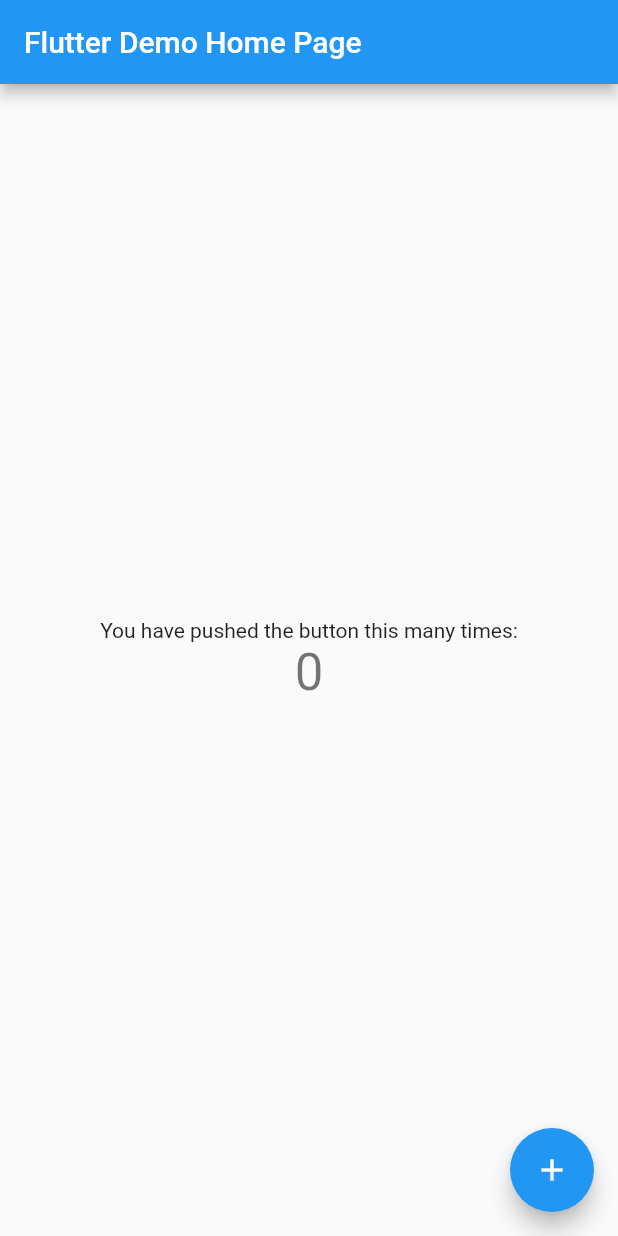
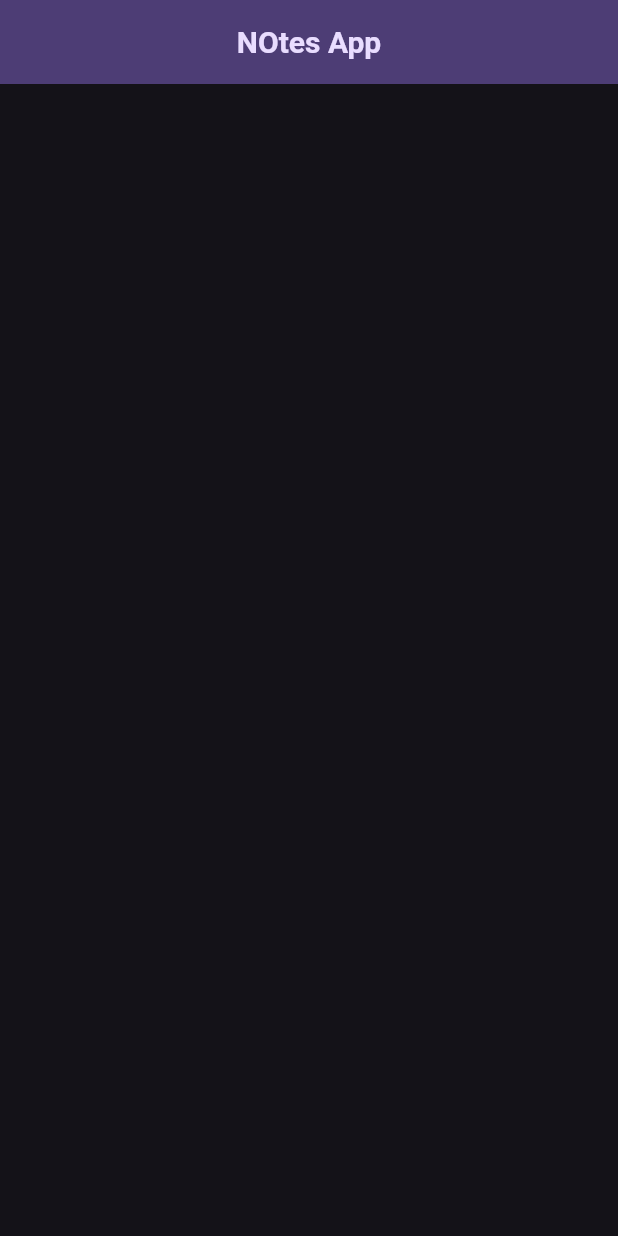
Before and after one commit to Mohamed-Mamdouh1/HiveNoteApp, a Flutter app: the screen it shows after launch, on a phone screen of 412 x 824 dp. Run offline on Flutter 3.47's test engine with Material 2 defaults, Android fonts, the phone set to English and light mode, and no system bars.

Commit message:
change the theme

```diff
--- a/lib/main.dart
+++ b/lib/main.dart
@@ -1,115 +1,46 @@
 import 'package:flutter/material.dart';
+import 'package:hive_note_app/views/notes_view.dart';
 
+var kColorScheme = ColorScheme.fromSeed(
+  seedColor: Color.fromARGB(255, 96, 59, 181),
+);
 void main() {
-  runApp(const MyApp());
+  runApp(const HiveNotes());
 }
 
-class MyApp extends StatelessWidget {
-  const MyApp({Key? key}) : super(key: key);
+class HiveNotes extends StatelessWidget {
+  const HiveNotes({Key? key}) : super(key: key);
 
-  // This widget is the root of your application.
   @override
   Widget build(BuildContext context) {
     return MaterialApp(
-      title: 'Flutter Demo',
       theme: ThemeData(
-        // This is the theme of your application.
-        //
-        // Try running your application with "flutter run". You'll see the
-        // application has a blue toolbar. Then, without quitting the app, try
-        // changing the primarySwatch below to Colors.green and then invoke
-        // "hot reload" (press "r" in the console where you ran "flutter run",
-        // or simply save your changes to "hot reload" in a Flutter IDE).
-        // Notice that the counter didn't reset back to zero; the application
-        // is not restarted.
-        primarySwatch: Colors.blue,
+        brightness: Brightness.dark,
+        useMaterial3: true,
+
+        appBarTheme: const AppBarTheme().copyWith(
+          backgroundColor: kColorScheme.onPrimaryContainer,
+          foregroundColor: kColorScheme.primaryContainer,
+          centerTitle: true,
+
+        ),
+        cardTheme: const CardTheme().copyWith(
+            color: kColorScheme.secondaryContainer,
+            margin: const EdgeInsets.symmetric(horizontal: 16, vertical: 8)),
+        elevatedButtonTheme: ElevatedButtonThemeData(
+          style: ElevatedButton.styleFrom(
+            primary: kColorScheme.primaryContainer,
+          ),
+        ),
+        textTheme: ThemeData().textTheme.copyWith(
+          titleLarge: TextStyle(
+            color: kColorScheme.onPrimaryContainer,
+            fontSize: 20,
+            fontWeight: FontWeight.bold,
+          ),
+        ),
       ),
-      home: const MyHomePage(title: 'Flutter Demo Home Page'),
+      home: const NotesView(),
     );
   }
 }
-
-class MyHomePage extends StatefulWidget {
-  const MyHomePage({Key? key, required this.title}) : super(key: key);
-
-  // This widget is the home page of your application. It is stateful, meaning
-  // that it has a State object (defined below) that contains fields that affect
-  // how it looks.
-
-  // This class is the configuration for the state. It holds the values (in this
-  // case the title) provided by the parent (in this case the App widget) and
-  // used by the build method of the State. Fields in a Widget subclass are
-  // always marked "final".
-
-  final String title;
-
-  @override
-  State<MyHomePage> createState() => _MyHomePageState();
-}
-
-class _MyHomePageState extends State<MyHomePage> {
-  int _counter = 0;
-
-  void _incrementCounter() {
-    setState(() {
-      // This call to setState tells the Flutter framework that something has
-      // changed in this State, which causes it to rerun the build method below
-      // so that the display can reflect the updated values. If we changed
-      // _counter without calling setState(), then the build method would not be
-      // called again, and so nothing would appear to happen.
-      _counter++;
-    });
-  }
-
-  @override
-  Widget build(BuildContext context) {
-    // This method is rerun every time setState is called, for instance as done
-    // by the _incrementCounter method above.
-    //
-    // The Flutter framework has been optimized to make rerunning build methods
-    // fast, so that you can just rebuild anything that needs updating rather
-    // than having to individually change instances of widgets.
-    return Scaffold(
-      appBar: AppBar(
-        // Here we take the value from the MyHomePage object that was created by
-        // the App.build method, and use it to set our appbar title.
-        title: Text(widget.title),
-      ),
-      body: Center(
-        // Center is a layout widget. It takes a single child and positions it
-        // in the middle of the parent.
-        child: Column(
-          // Column is also a layout widget. It takes a list of children and
-          // arranges them vertically. By default, it sizes itself to fit its
-          // children horizontally, and tries to be as tall as its parent.
-          //
-          // Invoke "debug painting" (press "p" in the console, choose the
-          // "Toggle Debug Paint" action from the Flutter Inspector in Android
-          // Studio, or the "Toggle Debug Paint" command in Visual Studio Code)
-          // to see the wireframe for each widget.
-          //
-          // Column has various properties to control how it sizes itself and
-          // how it positions its children. Here we use mainAxisAlignment to
-          // center the children vertically; the main axis here is the vertical
-          // axis because Columns are vertical (the cross axis would be
-          // horizontal).
-          mainAxisAlignment: MainAxisAlignment.center,
-          children: <Widget>[
-            const Text(
-              'You have pushed the button this many times:',
-            ),
-            Text(
-              '$_counter',
-              style: Theme.of(context).textTheme.headline4,
-            ),
-          ],
-        ),
-      ),
-      floatingActionButton: FloatingActionButton(
-        onPressed: _incrementCounter,
-        tooltip: 'Increment',
-        child: const Icon(Icons.add),
-      ), // This trailing comma makes auto-formatting nicer for build methods.
-    );
-  }
-}
--- /dev/null
+++ b/lib/views/notes_view.dart
@@ -0,0 +1,11 @@
+import 'package:flutter/material.dart';
+class NotesView extends StatelessWidget {
+  const NotesView({Key? key}) : super(key: key);
+  @override
+  Widget build(BuildContext context) {
+    return Scaffold(
+      appBar: AppBar(title: Text("NOtes App",),),
+
+    );
+  }
+}
```
